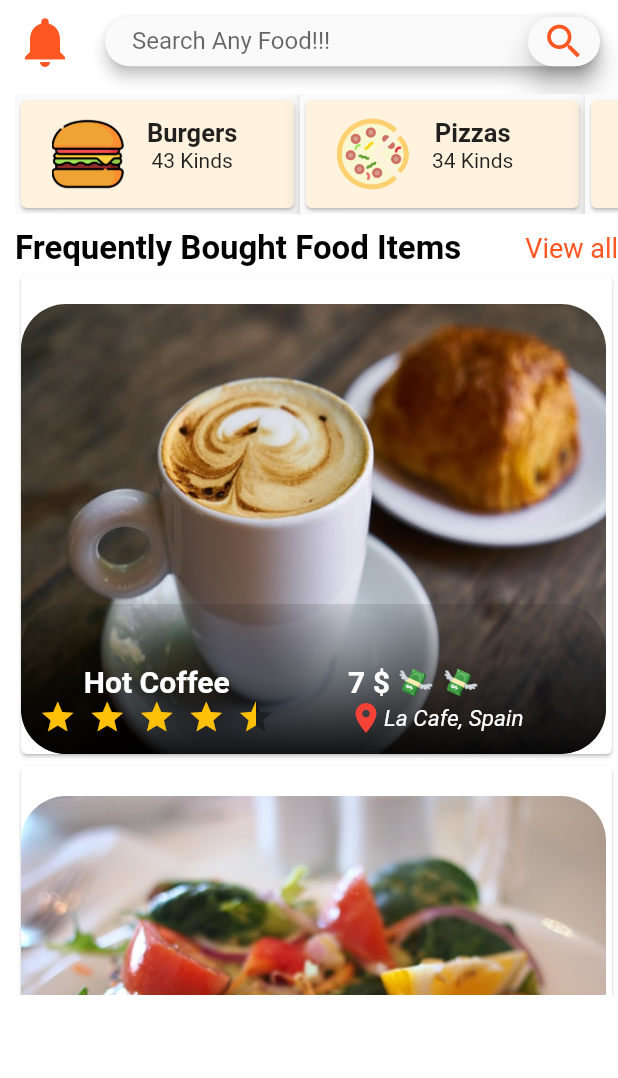
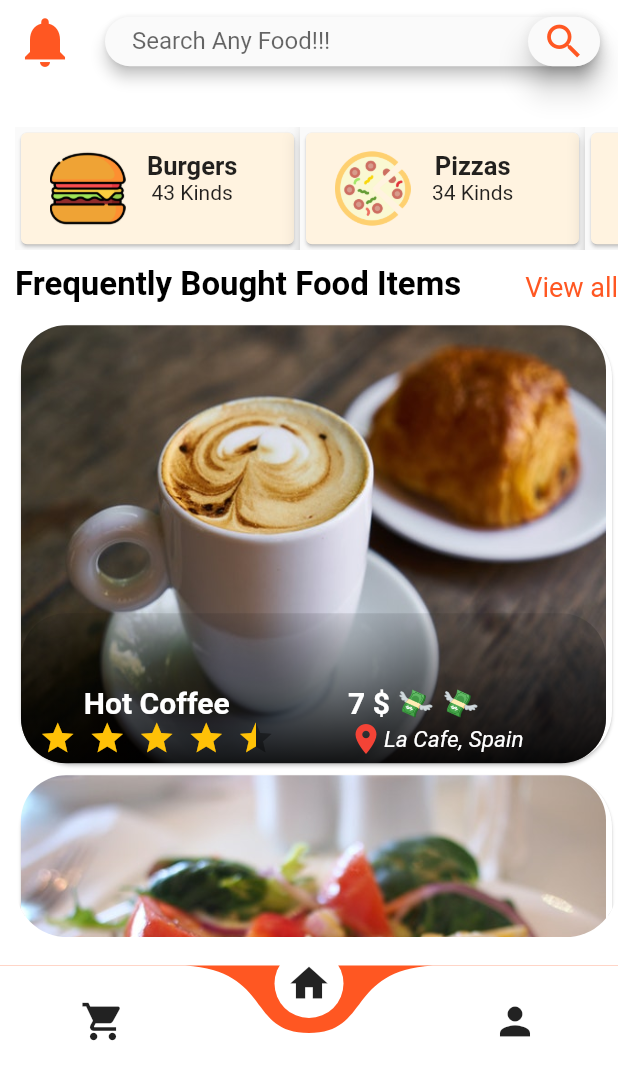
Before and after one commit to SyedMuhammadMuhid/RoadRunners, a Flutter app: the screen it shows after launch, on a phone screen of 412 x 824 dp, the part 158-1236 px from its top. Run offline on Flutter 3.47's test engine with Material 2 defaults, Android fonts, the phone set to English and light mode, and no system bars; drawn by our look-alikes of curved_navigation_bar, flutter_rating_bar.

Commit message:
Adding Bottom Navigation bar and multiple pages. Adding a Bottom Sheet to show notifications.

```diff
--- a/lib/src/app.dart
+++ b/lib/src/app.dart
@@ -1,5 +1,6 @@
 import 'package:flutter/material.dart';
 import 'file:///C:/Users/hp/AndroidStudioProjects/roadrunners/lib/src/widgets/home.dart';
+import 'package:roadrunners/src/widgets/nav_bar.dart';
 
 class MyApp extends StatelessWidget {
   // This widget is the root of your application.
@@ -11,7 +12,7 @@ class MyApp extends StatelessWidget {
       theme: ThemeData(
         primaryColor: Colors.deepOrange,),
 
-      home: Home(),
+      home: NavBar(),
     );
   }
 }
--- a/lib/src/widgets/frequent_food_card.dart
+++ b/lib/src/widgets/frequent_food_card.dart
@@ -15,15 +15,19 @@ class FrequentFoodCard extends StatelessWidget {
   FrequentFoodCard({this.foodName, this.categoryImagePath, this.money, this.moneyLevel, this.location,this.rating});
   @override
   Widget build(BuildContext context) {
-    return Card(
-      child: Container(
-        margin: EdgeInsets.only(top: 20),
+    return Container(
+      height: 300,
+      width: 390,
+      child: Card(
+        shape: RoundedRectangleBorder(
+          borderRadius: BorderRadius.circular(35.0),
+        ),
         child: Stack(children:<Widget>[
           Container(
               height: 300,
               width: 390,
-              decoration:BoxDecoration(
-                  borderRadius: BorderRadius.circular(30),
+                  decoration:BoxDecoration(
+                      borderRadius: BorderRadius.circular(30),
                   image:DecorationImage(
                     image: AssetImage(categoryImagePath),
                     fit: BoxFit. fill,)
--- a/lib/src/widgets/frequently_bought_foods.dart
+++ b/lib/src/widgets/frequently_bought_foods.dart
@@ -17,11 +17,16 @@ class _FrequentlyBoughtFoodsState extends State<FrequentlyBoughtFoods> {
  // final List<CategoryModel> _categories= categories;
   @override
   Widget build(BuildContext context) {
+    double height= MediaQuery.of(context).size.height/10;
     print(_frequent_foods.length);
     return Container(
       width: 100,
-      height: MediaQuery.of(context).size.height/1.7,
+      //height: MediaQuery.of(context).size.height/1.9,
+      height:height*5,
+      child: ClipRRect(
+        borderRadius: BorderRadius.circular(35),
         child: ListView.builder(
+
           physics: BouncingScrollPhysics(),
           itemCount:_frequent_foods.length,
          // itemCount: _categories.length,
@@ -38,6 +43,7 @@ class _FrequentlyBoughtFoodsState extends State<FrequentlyBoughtFoods> {
 
           },
         ),
+      ),
     );
 
   }
--- a/lib/src/widgets/home.dart
+++ b/lib/src/widgets/home.dart
@@ -1,3 +1,4 @@
+import 'package:curved_navigation_bar/curved_navigation_bar.dart';
 import 'package:flutter/cupertino.dart';
 import 'package:flutter/material.dart';
 import 'package:roadrunners/main.dart';
@@ -11,29 +12,44 @@ class Home extends StatefulWidget {
 }
 
 class _HomeState extends State<Home> {
+ void initState(){
+       super.initState();
+  }
+
   @override
   Widget build(BuildContext context) {
+    double height= MediaQuery.of(context).size.height/10;
+
     return Scaffold(
       backgroundColor: Colors.white,
       body: ListView(
         padding: EdgeInsets.fromLTRB(10,25,0,0),
         children: <Widget>[
+
           HomeTopInfo(),
-                 SizedBox(height: 15,),
-                 FoodCategory(),
+          Container(
+              height: height,child: FoodCategory()),
           SizedBox(height: 10,),
           Row(
             mainAxisAlignment: MainAxisAlignment.spaceBetween,
             children: <Widget>[
             Text('Frequently Bought Food Items', style: TextStyle( color: Colors.black, fontSize: 22, fontWeight: FontWeight.bold),),
             GestureDetector(onTap: (){},
-                       child: Text('View all', style: TextStyle( color: Theme.of(context).primaryColor, fontSize: 18,), )),
+                child: Padding(
+                  padding: const EdgeInsets.fromLTRB(0,3,0,0),
+                  child: Text('View all', style: TextStyle( color: Theme.of(context).primaryColor, fontSize: 18,), ),
+                )),
           ],),
-
+           SizedBox(height: 10,),
                  Container(
                    child: FrequentlyBoughtFoods(),
                  ),
 
-    ]),);
+
+    ]),
+
+
+
+    );
   }
 }
--- a/lib/src/widgets/home_top_info.dart
+++ b/lib/src/widgets/home_top_info.dart
@@ -1,10 +1,15 @@
 import 'package:flutter/material.dart';
+import 'package:roadrunners/src/screens/notification.dart';
 import 'package:roadrunners/src/widgets/search_field.dart';
+
 
 class HomeTopInfo extends StatelessWidget {
   @override
   Widget build(BuildContext context) {
-    return Container(child:
+    double height= MediaQuery.of(context).size.height/10;
+    return Container(
+        height: height*2,
+        child:
     Column( crossAxisAlignment: CrossAxisAlignment.start,
       children:<Widget> [
         Row(
@@ -27,7 +32,17 @@ class HomeTopInfo extends StatelessWidget {
         SizedBox(height: 8,),
         Row(
           children:<Widget> [
-            Icon(Icons.notifications, color: Theme.of(context).primaryColor ,size: 40,),
+            GestureDetector( onTap: (){
+              showModalBottomSheet(
+                backgroundColor: Colors.deepOrange,
+                context: context, builder: (context){
+                return Container(
+                  child: BottomSheetPage(),
+                );
+              },
+              );
+            },
+                child: Icon(Icons.notifications, color: Theme.of(context).primaryColor ,size: 40,)),
             SizedBox(width: 20,),
            Container(height: 33, width: 330, child: SearchField()),
 
--- /dev/null
+++ b/lib/src/widgets/nav_bar.dart
@@ -0,0 +1,52 @@
+import 'package:curved_navigation_bar/curved_navigation_bar.dart';
+import 'package:flutter/material.dart';
+import 'package:roadrunners/src/screens/cart.dart';
+import 'package:roadrunners/src/screens/profile.dart';
+import 'package:roadrunners/src/widgets/home.dart';
+
+class NavBar extends StatefulWidget {
+  @override
+  _NavBarState createState() => _NavBarState();
+}
+
+
+class _NavBarState extends State<NavBar> {
+
+  void initState(){
+    super.initState();
+  }
+
+  List <Widget> CurrentScreen=[CartScreen(),Home(), ProfileScreen() ];
+
+  /*final CurvedNavigationBarState navBarState =
+        _bottomNavigationKey.currentState;
+    navBarState.setPage(1);*/
+
+  GlobalKey _bottomNavigationKey = GlobalKey();
+  int _page=1;
+
+  @override
+  Widget build(BuildContext context) {
+    return Scaffold(
+      body: CurrentScreen[_page],
+      bottomNavigationBar: CurvedNavigationBar(
+        index: 1,
+        //height: height,
+        key: _bottomNavigationKey,
+        backgroundColor: Colors.deepOrange,
+        items: <Widget>[
+          Icon(Icons.shopping_cart, size: 30),
+          Icon(Icons.home, size: 30),
+          Icon(Icons.person, size: 30),
+        ],
+        onTap: (index) {
+          //Handle button tap
+          setState(() {
+            _page=index;
+            print("index is" + _page.toString());
+          });
+        },
+      ),
+    );
+  }
+}
--- a/pubspec.yaml
+++ b/pubspec.yaml
@@ -25,6 +25,7 @@ dependencies:
     sdk: flutter
   provider: ^4.3.2+2
   flutter_rating_bar: ^3.0.1+1
+  curved_navigation_bar: ^0.3.4
 
 
   # The following adds the Cupertino Icons font to your application.
```
Also changed, not shown: lib/src/data/category_data.dart (+8 -0 lines), lib/src/screens/cart.dart (added, +15 -0 lines), lib/src/screens/notification.dart (added, +37 -0 lines), lib/src/screens/profile.dart (added, +15 -0 lines), lib/src/widgets/notification_card.dart (added, +31 -0 lines), pubspec.lock. Lines whose indentation alone changed are shown as unchanged.
